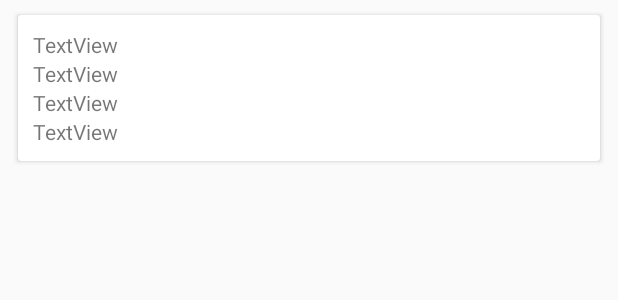
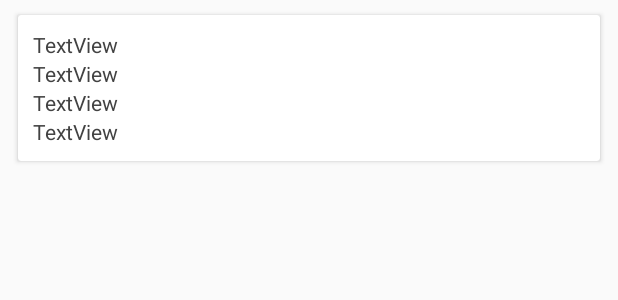
Before and after one commit to AndyNardDog/SharingSpace, an Android app: the layout space.xml on its own in the app's theme, with its tools: preview values and no code run, on a phone screen of 412 x 824 dp. Shown: the top 300 px of the screen. Run offline under Robolectric (Android 15) with nearby library versions, the light colour scheme and no system bars.

Commit message:
Modified Second Page layout slightly. Still need to finish sort option.

```diff
--- a/app/src/main/java/com/example/firebasetest/SpaceHolder.java
+++ b/app/src/main/java/com/example/firebasetest/SpaceHolder.java
@@ -24,14 +24,14 @@ public class SpaceHolder extends RecyclerView.ViewHolder {
     }
 
     public void setAddress(String address) {
-        addressText.setText(address);
+        addressText.setText("Location: " + address);
     }
 
     public void setDescription(String description) {
-        descriptionText.setText(description);
+        descriptionText.setText("Description: " + description);
     }
 
-    public void setPrice(String price) { priceText.setText(price); }
+    public void setPrice(String price) { priceText.setText("Hourly Rate: $" + price); }
 
     public void setSellerId(String sellerId) { sellerIdText.setText(sellerId); }
 
--- a/app/src/main/res/layout/space.xml
+++ b/app/src/main/res/layout/space.xml
@@ -20,6 +20,7 @@
             android:layout_width="wrap_content"
             android:layout_height="wrap_content"
             android:text="TextView"
+            android:textColor="@color/cardview_dark_background"
             app:layout_constraintBottom_toBottomOf="parent"
             app:layout_constraintEnd_toEndOf="parent"
             app:layout_constraintStart_toStartOf="parent"
@@ -31,6 +32,7 @@
             android:layout_width="wrap_content"
             android:layout_height="wrap_content"
             android:text="TextView"
+            android:textColor="@color/cardview_dark_background"
             app:layout_constraintEnd_toEndOf="parent"
             app:layout_constraintStart_toStartOf="parent"
             app:layout_constraintTop_toBottomOf="@+id/Address" />
@@ -40,6 +42,7 @@
             android:layout_width="wrap_content"
             android:layout_height="wrap_content"
             android:text="TextView"
+            android:textColor="@color/cardview_dark_background"
             app:layout_constraintBottom_toBottomOf="parent"
             app:layout_constraintEnd_toEndOf="parent"
             app:layout_constraintStart_toStartOf="parent"
@@ -50,7 +53,8 @@
             android:id="@+id/SellerID"
             android:layout_width="match_parent"
             android:layout_height="wrap_content"
-            android:text="TextView" />
+            android:text="TextView"
+            android:textColor="@color/cardview_dark_background"/>
 
     </LinearLayout>
 </androidx.cardview.widget.CardView>
--- a/app/src/main/res/values/styles.xml
+++ b/app/src/main/res/values/styles.xml
@@ -6,6 +6,10 @@
         <item name="colorPrimary">@color/colorPrimary</item>
         <item name="colorPrimaryDark">@color/colorPrimaryDark</item>
         <item name="colorAccent">@color/colorAccent</item>
+        <item name="android:actionOverflowButtonStyle">@style/MenuButtonStyle</item>
     </style>
 
+    <style name="MenuButtonStyle" parent="android:style/Widget.Holo.Light.ActionButton.Overflow">
+        <item name="android:src">@android:drawable/ic_menu_sort_by_size</item>
+    </style>
 </resources>
```
Also changed, not shown: app/src/main/java/com/example/firebasetest/Second_Main.java (+32 -2 lines), app/src/main/res/layout/activity_second__main.xml (+31 -11 lines), app/src/main/res/menu/sort_menu.xml (added, +7 -0 lines).
